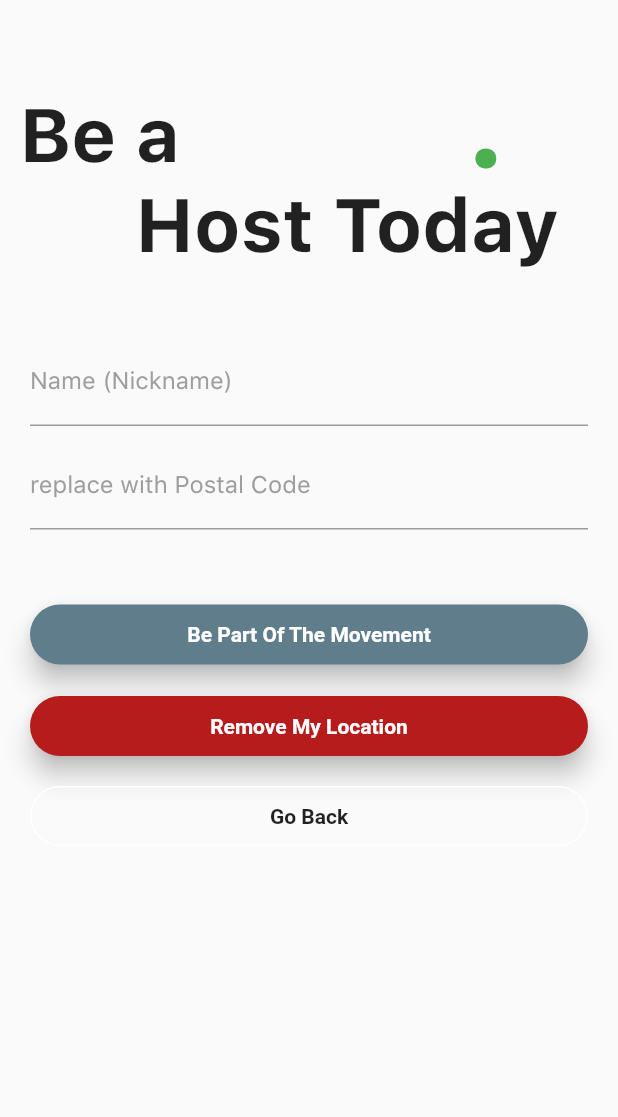
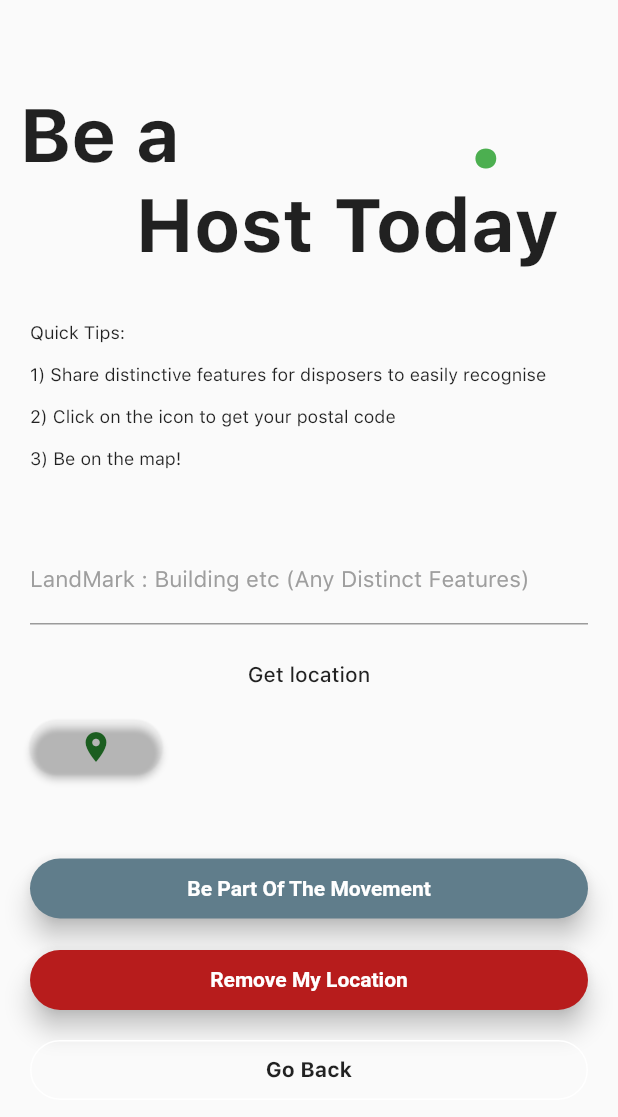
Before and after one commit to ccwhgetgit/Android-App-Food-Sustainability, a Flutter app: the FormPage screen opened directly, on a phone screen of 412 x 824 dp. Shown: the top 1117 px of the screen. Run offline on Flutter 3.47's test engine with Material 2 defaults, Android fonts, the light colour scheme and no system bars; our stand-ins replace cloud_firestore, firebase_auth, firebase_storage, flutter_markdown, flutter_screenutil, font_awesome_flutter and 9 more; missing offline and left inert: barcode_scan, flutter_facebook_login; accounts and stored records are empty; Roboto replaces fonts that are missing (Montserrat).

Commit message:
Update formPage.dart

```diff
--- a/lib/customWidgets/formPage.dart
+++ b/lib/customWidgets/formPage.dart
@@ -1,13 +1,23 @@
 
+import 'package:Cycled_iOS/authentication.dart';
+import 'package:Cycled_iOS/database/DatabaseService.dart';
+import 'package:cloud_firestore/cloud_firestore.dart';
 import 'package:flutter/material.dart';
 
 
+import 'package:geolocator/geolocator.dart';
 class FormPage extends StatefulWidget {
   @override
   _FormPageState createState() => new  _FormPageState();
 }
 
 class _FormPageState extends State<FormPage>  {
+  final Geolocator geolocator = Geolocator()..forceAndroidLocationManager;
+
+  Position _currentPosition;
+  String _currentAddress;
+
+
   @override
   Widget build(BuildContext context) {
 
@@ -41,6 +51,22 @@ class _FormPageState extends State<FormPage>  {
               ],
             ),
           ),
+Container(
+            child: Stack(
+              children: <Widget>[
+                Container(
+                padding: EdgeInsets.fromLTRB(20.0, 35.0, 0.0, 0.0),
+                  child: Text(
+                    'Quick Tips: \n\n1) Share distinctive features for disposers to easily recognise \n\n2) Click on the icon to get your postal code\n\n3) Be on the map!',
+                    style:
+                        TextStyle(fontSize: 12),
+                  ),
+                ),
+
+              ],
+            ),
+          ),
+
           Container(
               padding: EdgeInsets.only(top: 35.0, left: 20.0, right: 20.0),
               child: Column(
@@ -49,23 +75,52 @@ class _FormPageState extends State<FormPage>  {
                   SizedBox(height: 10.0),
                   TextField(
                     decoration: InputDecoration(
-                        labelText: 'Name (Nickname) ',
+                        labelText: 'LandMark : Building etc (Any Distinct Features)  ',
                         labelStyle: TextStyle(
-                            color: Colors.grey),
+                            color: Colors.grey, fontSize: 15),
                         focusedBorder: UnderlineInputBorder(
                             borderSide: BorderSide(color: Colors.green))),
-                    obscureText: true,
+                    obscureText: false,
                   ),
                   SizedBox(height: 10.0),
-                  TextField(
-                    decoration: InputDecoration(
-                        labelText: 'replace with Postal Code ',
-                        labelStyle: TextStyle(
 
-                            color: Colors.grey),
-                        focusedBorder: UnderlineInputBorder(
-                            borderSide: BorderSide(color: Colors.green))),
-                  ),
+
+               if (_currentPosition != null)
+              Text(
+                  "${_currentPosition.latitude}, ${_currentPosition.longitude}"),
+            FlatButton(
+              child: Text("Get location"),
+              onPressed: () {
+                _getCurrentLocation();
+              },
+            ),
+
+Row(
+  mainAxisAlignment: MainAxisAlignment.start,
+  children: <Widget>[
+   if (_currentPosition != null) Text(_currentAddress),
+
+            RaisedButton(
+               padding: EdgeInsets.all(2.0),
+    color: Colors.transparent,
+    shape: RoundedRectangleBorder(
+  borderRadius: BorderRadius.circular(18.0),
+
+),
+   onPressed: () {
+                _getPostalCode();
+              },
+    child: Row(
+      children: <Widget>[
+
+        Icon(Icons.location_on, color: Colors.green[900],),
+      ],
+    ),
+  ),
+  ],
+),
+
+
                   SizedBox(height: 50.0),
                   Container(
                       height: 40.0,
@@ -101,9 +156,7 @@ class _FormPageState extends State<FormPage>  {
                         elevation: 7.0,
                         child: GestureDetector(
                           onTap: () {
-
-                              //goes back to home page / alert dialog
-
+                             // DatabaseService(uid: LoginPage.user.uid).updateCollectionPoints();
                           },
                           child: Center(
                             child: Text(
@@ -138,7 +191,7 @@ class _FormPageState extends State<FormPage>  {
                               child: Text('Go Back',
                                   style: TextStyle(
                                       fontWeight: FontWeight.bold,
-                                      fontFamily: 'Montserrat')),
+                                    )),
                             ),
 
 
@@ -150,4 +203,85 @@ class _FormPageState extends State<FormPage>  {
 
         ]));
   }
+
+
+//for LatLong
+  _getCurrentLocation() {
+    final Geolocator geolocator = Geolocator()..forceAndroidLocationManager;
+
+    geolocator
+        .getCurrentPosition(desiredAccuracy: LocationAccuracy.best)
+        .then((Position position) {
+      setState(() {
+        _currentPosition = position;
+
+      });
+    }).catchError((e) {
+      print(e);
+    });
+
+  }
+
+
+//get Postal Code
+  _getPostalCode() {
+    geolocator
+        .getCurrentPosition(desiredAccuracy: LocationAccuracy.best)
+        .then((Position position) {
+      setState(() {
+        _currentPosition = position;
+      });
+
+      _getAddressFromLatLng();
+    }).catchError((e) {
+      print(e);
+    });
+
+  }
+
+  _getAddressFromLatLng() async {
+    try {
+      List<Placemark> p = await geolocator.placemarkFromCoordinates(
+          _currentPosition.latitude, _currentPosition.longitude);
+
+      Placemark place = p[0];
+
+      setState(() {
+        _currentAddress =
+            "Postal Code : ${place.postalCode}";
+      });
+    } catch (e) {
+      print(e);
+    }
+  }
+
+  _getPostalCodestring() {
+    geolocator
+        .getCurrentPosition(desiredAccuracy: LocationAccuracy.best)
+        .then((Position position) {
+      setState(() {
+        _currentPosition = position;
+      });
+
+      _getAddressFromLatLngstring();
+    }).catchError((e) {
+      print(e);
+    });
+  }
+
+  _getAddressFromLatLngstring() async {
+    try {
+      List<Placemark> p = await geolocator.placemarkFromCoordinates(
+          _currentPosition.latitude, _currentPosition.longitude);
+
+      Placemark place = p[0];
+
+      setState(() {
+        _currentAddress =
+            "${place.postalCode}";
+      });
+    } catch (e) {
+      print(e);
+    }
+  }
 }
```
